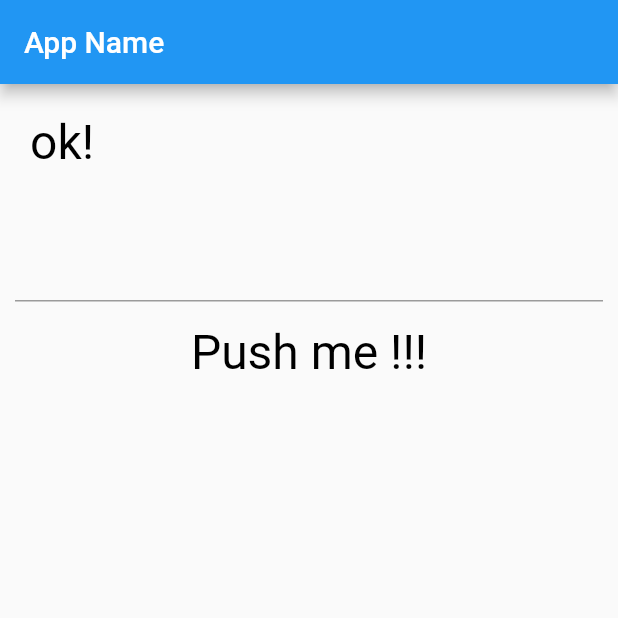
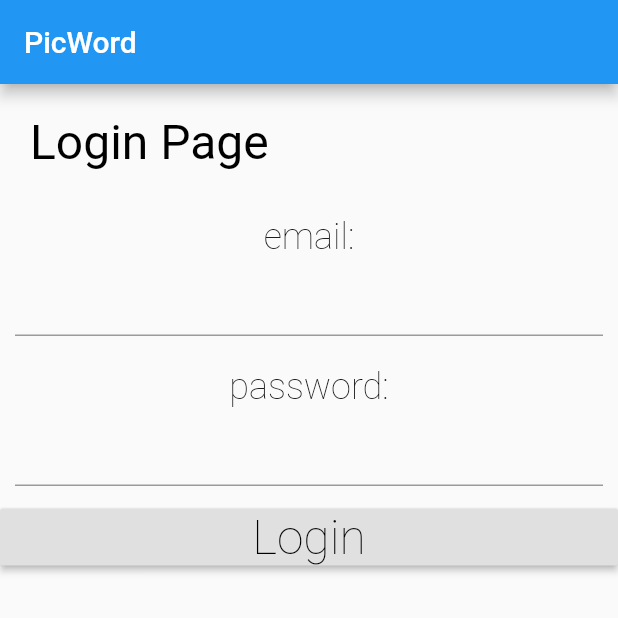
Before and after one commit to hiracky16/pic_word, a Flutter app: the screen it shows after launch, on a phone screen of 412 x 824 dp, the top half of it. Run offline on Flutter 3.47's test engine with Material 2 defaults, Android fonts, the phone set to English and light mode, and no system bars.

Commit message:
ログイン画面用意

```diff
--- /dev/null
+++ b/lib/login.dart
@@ -0,0 +1,122 @@
+import 'package:flutter/material.dart';
+
+class LoginPage extends StatefulWidget {
+  LoginPage({Key key}) : super(key: key);
+  @override
+  _LoginPageState createState() => new _LoginPageState();
+}
+
+class _LoginPageState extends State<LoginPage> {
+  String _email;
+  String _password;
+  final emailController = TextEditingController();
+  final passwordController = TextEditingController();
+
+  @override
+  void initState() {
+    this._email = '';
+    this._password = '';
+    super.initState();
+  }
+
+  @override
+  Widget build(BuildContext context) {
+    print(_email);
+    return new Scaffold(
+        appBar: new AppBar(
+          title: new Text('PicWord'),
+        ),
+        body: Column(
+            mainAxisAlignment: MainAxisAlignment.start,
+            mainAxisSize: MainAxisSize.max,
+            crossAxisAlignment: CrossAxisAlignment.stretch,
+            children: <Widget>[
+              new Padding(
+                child: new Text(
+                  "Login Page",
+                  style: new TextStyle(
+                      fontSize: 32.0,
+                      color: const Color(0xFF000000),
+                      fontWeight: FontWeight.w400,
+                      fontFamily: "Roboto"),
+                ),
+                padding: const EdgeInsets.all(20.0),
+              ),
+              new Padding(
+                child: new Column(
+                    mainAxisAlignment: MainAxisAlignment.start,
+                    mainAxisSize: MainAxisSize.max,
+                    crossAxisAlignment: CrossAxisAlignment.center,
+                    children: <Widget>[
+                      new Text(
+                        "email:",
+                        style: new TextStyle(
+                            fontSize: 24.0,
+                            color: const Color(0xFF000000),
+                            fontWeight: FontWeight.w200,
+                            fontFamily: "Roboto"),
+                      ),
+                      new TextField(
+                        onChanged: (text) {
+                          setState(() {
+                            this._email = text;
+                          });
+                        },
+                        controller: emailController,
+                        style: new TextStyle(
+                            fontSize: 24.0,
+                            color: const Color(0xFF000000),
+                            fontWeight: FontWeight.w200,
+                            fontFamily: "Roboto"),
+                      )
+                    ]),
+                padding: const EdgeInsets.all(10.0),
+              ),
+              new Padding(
+                child: new Column(
+                    mainAxisAlignment: MainAxisAlignment.start,
+                    mainAxisSize: MainAxisSize.max,
+                    crossAxisAlignment: CrossAxisAlignment.center,
+                    children: <Widget>[
+                      new Text(
+                        "password:",
+                        style: new TextStyle(
+                            fontSize: 24.0,
+                            color: const Color(0xFF000000),
+                            fontWeight: FontWeight.w200,
+                            fontFamily: "Roboto"),
+                      ),
+                      new TextField(
+                        onChanged: (text) {
+                          this._password = text;
+                        },
+                        controller: passwordController,
+                        style: new TextStyle(
+                            fontSize: 24.0,
+                            color: const Color(0xFF000000),
+                            fontWeight: FontWeight.w200,
+                            fontFamily: "Roboto"),
+                      )
+                    ]),
+                padding: const EdgeInsets.all(10.0),
+              ),
+              new RaisedButton(
+                  key: null,
+                  onPressed: buttonPressed,
+                  color: const Color(0xFFe0e0e0),
+                  child: new Text(
+                    "Login",
+                    style: new TextStyle(
+                        fontSize: 32.0,
+                        color: const Color(0xFF000000),
+                        fontWeight: FontWeight.w200,
+                        fontFamily: "Roboto"),
+                  ))
+            ]));
+  }
+
+  void buttonPressed() {
+    print(_email);
+    print(_password);
+  }
+}
--- a/lib/main.dart
+++ b/lib/main.dart
@@ -1,10 +1,11 @@
 import 'package:flutter/material.dart';
+import 'package:pic_word/login.dart';
 
 void main() {
   runApp(new MyApp());
 }
+
 class MyApp extends StatelessWidget {
-
   @override
   Widget build(BuildContext context) {
     return new MaterialApp(
@@ -15,77 +16,7 @@ class MyApp extends StatelessWidget {
         accentColor: const Color(0xFF2196f3),
         canvasColor: const Color(0xFFfafafa),
       ),
-      home: new MyHomePage(),
+      home: new LoginPage(),
     );
   }
 }
-
-class MyHomePage extends StatefulWidget {
-  MyHomePage({Key key}) : super(key: key);
-  @override
-  _MyHomePageState createState() => new _MyHomePageState();
-}
-
-class _MyHomePageState extends State<MyHomePage> {
-    String _message;
-    final controller = TextEditingController();
-
-    @override
-    void initState() {
-      super.initState();
-      _message = 'ok!';
-    }
-    @override
-    Widget build(BuildContext context) {
-      return new Scaffold(
-        appBar: new AppBar(
-          title: new Text('App Name'),
-          ),
-        body:
-          new Column(
-            mainAxisAlignment: MainAxisAlignment.start,
-            mainAxisSize: MainAxisSize.max,
-            crossAxisAlignment: CrossAxisAlignment.stretch,
-            children: <Widget>[
-              new Padding(
-                child:
-                  new Text(
-                  _message,
-                    style: new TextStyle(fontSize:32.0,
-                    color: const Color(0xFF000000),
-                    fontWeight: FontWeight.w400,
-                    fontFamily: "Roboto"),
-                  ),
-                padding: const EdgeInsets.all(20.0),
-              ),
-              new Padding(
-                child:
-                  new TextField(
-                    controller: controller,
-                    style: new TextStyle(fontSize:28.0,
-                    color: const Color(0xFF000000),
-                    fontWeight: FontWeight.w400,
-                    fontFamily: "Roboto"),
-                  ),
-                padding: const EdgeInsets.all(10.0),
-              ),
-              new FlatButton(key:null, onPressed:buttonPressed,
-                child:
-                  new Text(
-                  "Push me !!!",
-                    style: new TextStyle(fontSize:32.0,
-                    color: const Color(0xFF000000),
-                    fontWeight: FontWeight.w400,
-                    fontFamily: "Roboto"),
-                  )
-                )
-            ]
-          ),
-      );
-    }
-    void buttonPressed(){
-      setState(() {
-        _message = "you said: " + controller.text;
-      });
-    }
-}
```
